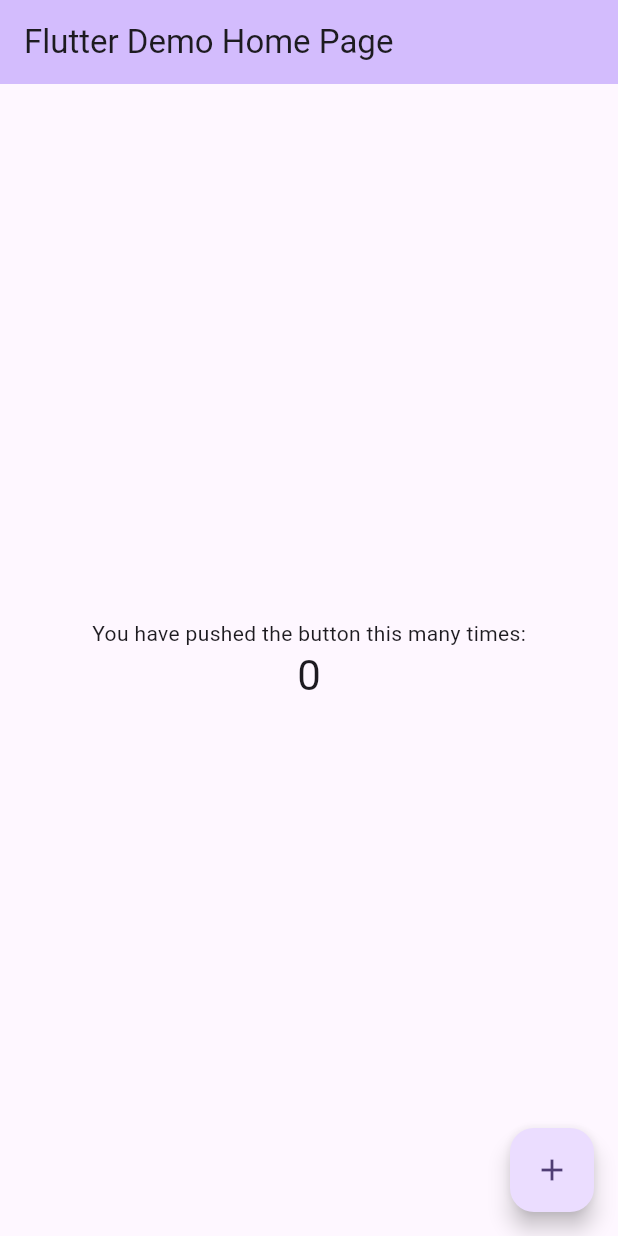
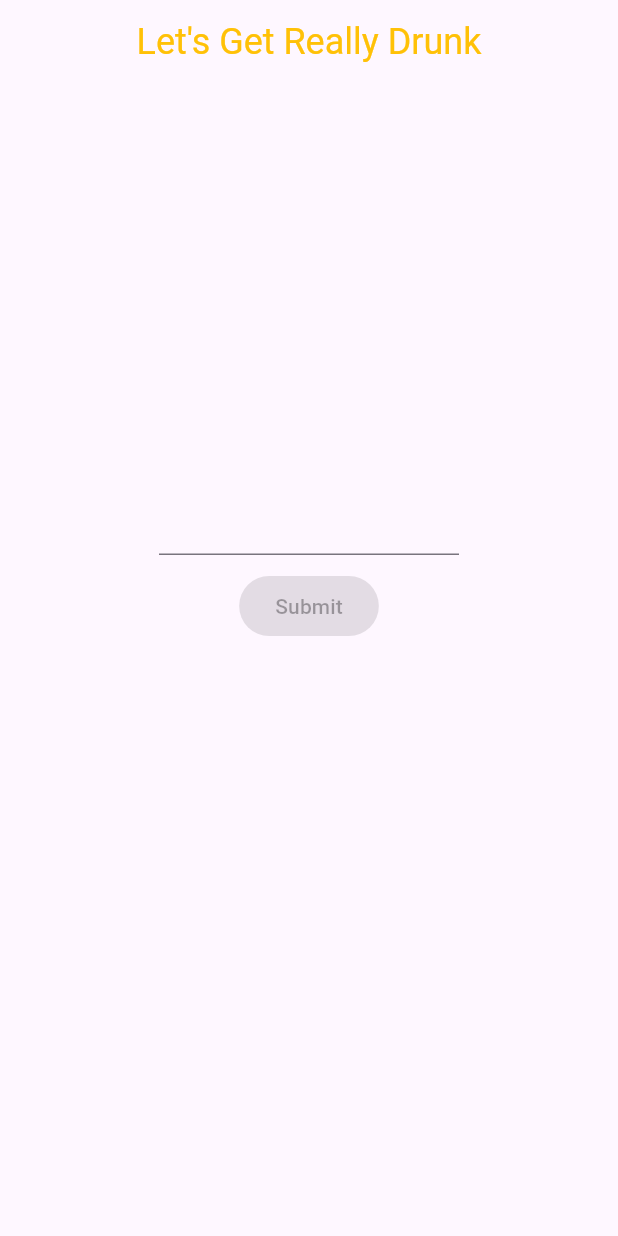
Before and after one commit to AhmetCanerTat/Really-Drunk, a Flutter app: the screen it shows after launch, on a phone screen of 412 x 824 dp. Run offline on Flutter 3.47's test engine with Material 3 defaults, Android fonts, the phone set to English and light mode, and no system bars.

Commit message:
added basic components

```diff
--- a/lib/main.dart
+++ b/lib/main.dart
@@ -1,125 +1,17 @@
 import 'package:flutter/material.dart';
+import 'package:reallydrunk/pages/home_page.dart';
 
-void main() {
-  runApp(const MyApp());
+void main() async {
+  runApp(MyApp());
 }
 
 class MyApp extends StatelessWidget {
-  const MyApp({super.key});
-
-  // This widget is the root of your application.
   @override
   Widget build(BuildContext context) {
-    return MaterialApp(
-      title: 'Flutter Demo',
-      theme: ThemeData(
-        // This is the theme of your application.
-        //
-        // TRY THIS: Try running your application with "flutter run". You'll see
-        // the application has a purple toolbar. Then, without quitting the app,
-        // try changing the seedColor in the colorScheme below to Colors.green
-        // and then invoke "hot reload" (save your changes or press the "hot
-        // reload" button in a Flutter-supported IDE, or press "r" if you used
-        // the command line to start the app).
-        //
-        // Notice that the counter didn't reset back to zero; the application
-        // state is not lost during the reload. To reset the state, use hot
-        // restart instead.
-        //
-        // This works for code too, not just values: Most code changes can be
-        // tested with just a hot reload.
-        colorScheme: ColorScheme.fromSeed(seedColor: Colors.deepPurple),
-        useMaterial3: true,
-      ),
-      home: const MyHomePage(title: 'Flutter Demo Home Page'),
+    return const MaterialApp(
+      title: 'Ortalama Hesapla',
+      debugShowCheckedModeBanner: false,
+      home: HomePage(),
     );
   }
 }
-
-class MyHomePage extends StatefulWidget {
-  const MyHomePage({super.key, required this.title});
-
-  // This widget is the home page of your application. It is stateful, meaning
-  // that it has a State object (defined below) that contains fields that affect
-  // how it looks.
-
-  // This class is the configuration for the state. It holds the values (in this
-  // case the title) provided by the parent (in this case the App widget) and
-  // used by the build method of the State. Fields in a Widget subclass are
-  // always marked "final".
-
-  final String title;
-
-  @override
-  State<MyHomePage> createState() => _MyHomePageState();
-}
-
-class _MyHomePageState extends State<MyHomePage> {
-  int _counter = 0;
-
-  void _incrementCounter() {
-    setState(() {
-      // This call to setState tells the Flutter framework that something has
-      // changed in this State, which causes it to rerun the build method below
-      // so that the display can reflect the updated values. If we changed
-      // _counter without calling setState(), then the build method would not be
-      // called again, and so nothing would appear to happen.
-      _counter++;
-    });
-  }
-
-  @override
-  Widget build(BuildContext context) {
-    // This method is rerun every time setState is called, for instance as done
-    // by the _incrementCounter method above.
-    //
-    // The Flutter framework has been optimized to make rerunning build methods
-    // fast, so that you can just rebuild anything that needs updating rather
-    // than having to individually change instances of widgets.
-    return Scaffold(
-      appBar: AppBar(
-        // TRY THIS: Try changing the color here to a specific color (to
-        // Colors.amber, perhaps?) and trigger a hot reload to see the AppBar
-        // change color while the other colors stay the same.
-        backgroundColor: Theme.of(context).colorScheme.inversePrimary,
-        // Here we take the value from the MyHomePage object that was created by
-        // the App.build method, and use it to set our appbar title.
-        title: Text(widget.title),
-      ),
-      body: Center(
-        // Center is a layout widget. It takes a single child and positions it
-        // in the middle of the parent.
-        child: Column(
-          // Column is also a layout widget. It takes a list of children and
-          // arranges them vertically. By default, it sizes itself to fit its
-          // children horizontally, and tries to be as tall as its parent.
-          //
-          // Column has various properties to control how it sizes itself and
-          // how it positions its children. Here we use mainAxisAlignment to
-          // center the children vertically; the main axis here is the vertical
-          // axis because Columns are vertical (the cross axis would be
-          // horizontal).
-          //
-          // TRY THIS: Invoke "debug painting" (choose the "Toggle Debug Paint"
-          // action in the IDE, or press "p" in the console), to see the
-          // wireframe for each widget.
-          mainAxisAlignment: MainAxisAlignment.center,
-          children: <Widget>[
-            const Text(
-              'You have pushed the button this many times:',
-            ),
-            Text(
-              '$_counter',
-              style: Theme.of(context).textTheme.headlineMedium,
-            ),
-          ],
-        ),
-      ),
-      floatingActionButton: FloatingActionButton(
-        onPressed: _incrementCounter,
-        tooltip: 'Increment',
-        child: const Icon(Icons.add),
-      ), // This trailing comma makes auto-formatting nicer for build methods.
-    );
-  }
-}
--- /dev/null
+++ b/lib/pages/home_page.dart
@@ -0,0 +1,55 @@
+import 'package:flutter/material.dart';
+
+class HomePage extends StatefulWidget {
+  const HomePage({super.key});
+
+  @override
+  State<HomePage> createState() => _HomePageState();
+}
+
+class _HomePageState extends State<HomePage> {
+  late TextEditingController _controller;
+  @override
+  void initState() {
+    super.initState();
+    _controller = TextEditingController();
+  }
+
+  @override
+  void dispose() {
+    _controller.dispose();
+    super.dispose();
+  }
+
+  @override
+  Widget build(BuildContext context) {
+    return Scaffold(
+      appBar: AppBar(
+        backgroundColor: Colors.transparent,
+        elevation: 0,
+        title: const Center(
+          child: Text(
+            "Let's Get Really Drunk",
+            style: TextStyle(
+                color: Colors.amber, fontSize: 24, fontWeight: FontWeight.w400),
+          ),
+        ),
+      ),
+      body: Column(children: [
+        const Spacer(),
+        Expanded(
+            child: Column(
+          children: [
+            Container(
+              width: 200,
+              child: TextField(controller: _controller),
+              margin: const EdgeInsets.all(10),
+            ),
+            const ElevatedButton(onPressed: null, child: Text("Submit"))
+          ],
+        )),
+        Expanded(child: Container())
+      ]),
+    );
+  }
+}
--- a/pubspec.yaml
+++ b/pubspec.yaml
@@ -2,7 +2,7 @@ name: reallydrunk
 description: "A new Flutter project."
 # The following line prevents the package from being accidentally published to
 # pub.dev using `flutter pub publish`. This is preferred for private packages.
-publish_to: 'none' # Remove this line if you wish to publish to pub.dev
+publish_to: "none" # Remove this line if you wish to publish to pub.dev
 
 # The following defines the version and build number for your application.
 # A version number is three numbers separated by dots, like 1.2.43
@@ -19,7 +19,7 @@ publish_to: 'none' # Remove this line if you wish to publish to pub.dev
 version: 1.0.0+1
 
 environment:
-  sdk: '>=3.2.0 <4.0.0'
+  sdk: ">=3.2.0 <4.0.0"
 
 # Dependencies specify other packages that your package needs in order to work.
 # To automatically upgrade your package dependencies to the latest versions
@@ -30,7 +30,6 @@ environment:
 dependencies:
   flutter:
     sdk: flutter
-
 
   # The following adds the Cupertino Icons font to your application.
   # Use with the CupertinoIcons class for iOS style icons.
@@ -52,7 +51,6 @@ dev_dependencies:
 
 # The following section is specific to Flutter packages.
 flutter:
-
   # The following line ensures that the Material Icons font is
   # included with your application, so that you can use the icons in
   # the material Icons class.
```
Also changed, not shown: 9 other files.
